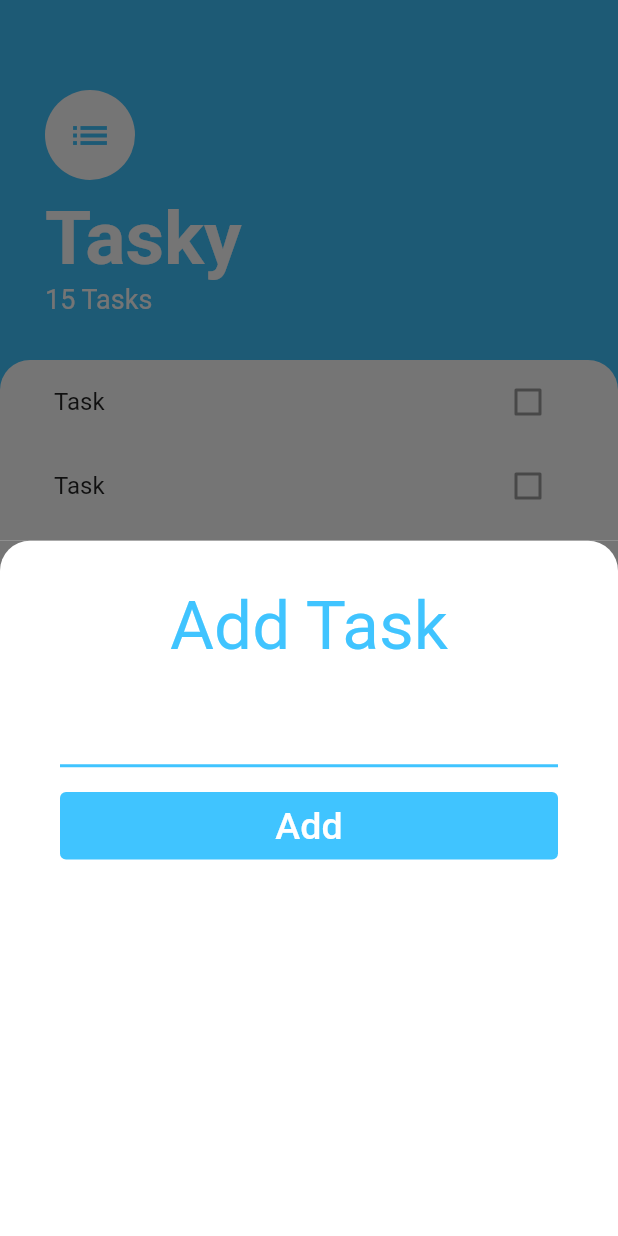
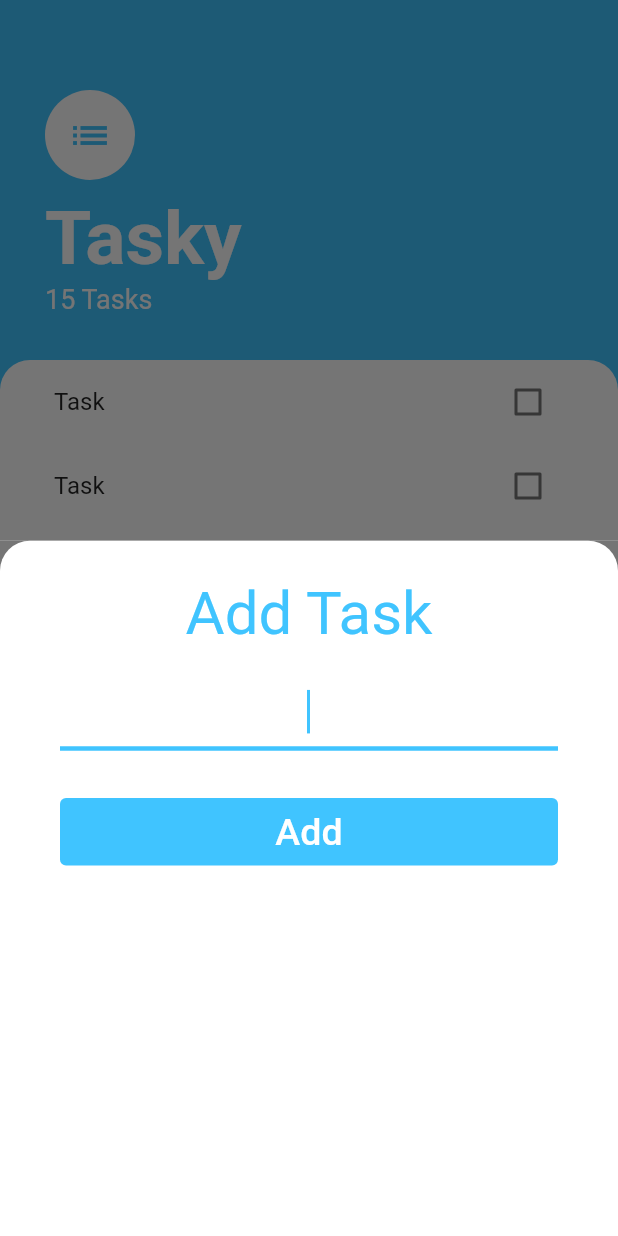
Before and after one commit to RedeemerNtumy/Tasky, a Flutter app: the screen it shows after launch, after a tap on the "add" icon, on a phone screen of 412 x 824 dp. Run offline on Flutter 3.47's test engine with Material 2 defaults, Android fonts, the light colour scheme and no system bars.

Commit message:
Touch another day

```diff
--- a/lib/screens/add_tasks_screen.dart
+++ b/lib/screens/add_tasks_screen.dart
@@ -11,13 +11,13 @@ class AddTask extends StatelessWidget {
           child: Column(
             children: [
               SizedBox(
-                height: 30,
+                height: 25,
               ),
               Text(
                 "Add Task",
                 style: TextStyle(
                   color: Colors.lightBlueAccent,
-                  fontSize: 45,
+                  fontSize: 40,
                   fontWeight: FontWeight.w400,
                 ),
               ),
@@ -27,6 +27,7 @@ class AddTask extends StatelessWidget {
               Padding(
                 padding: EdgeInsets.only(right: 40, left: 40),
                 child: TextField(
+                    autofocus: true,
                     cursorColor: Colors.lightBlueAccent,
                     textAlign: TextAlign.center,
                     style: TextStyle(
@@ -44,7 +45,7 @@ class AddTask extends StatelessWidget {
                     )),
               ),
               SizedBox(
-                height: 15,
+                height: 30,
               ),
               Container(
                 width: double.infinity,
--- a/lib/widgets/tasks.tile.dart
+++ b/lib/widgets/tasks.tile.dart
@@ -1,11 +1,44 @@
 import 'package:flutter/material.dart';
 
-class TaskTile extends StatelessWidget {
+class TaskTile extends StatefulWidget {
+  @override
+  _TaskTileState createState() => _TaskTileState();
+}
+
+class _TaskTileState extends State<TaskTile> {
+  bool isChecked = false;
+
+  void toggleCheckbox(bool currentCheckboxState) {
+    setState(() {
+      isChecked = currentCheckboxState;
+    });
+  }
+
   @override
   Widget build(BuildContext context) {
     return ListTile(
-      title: Text("Task"),
-      trailing: Checkbox(value: false, onChanged: null),
+      title: Text(
+        "Task",
+        style: TextStyle(
+            decoration: isChecked ? TextDecoration.lineThrough : null),
+      ),
+      trailing: TaskCheckbox(isChecked, toggleCheckbox),
     );
   }
 }
+
+class TaskCheckbox extends StatelessWidget {
+  final bool checkboxState;
+  final Function toggleCheckboxState;
+  TaskCheckbox(this.checkboxState, this.toggleCheckboxState);
+  @override
+  Widget build(BuildContext context) {
+    return Checkbox(
+        activeColor: Colors.lightBlueAccent,
+        value: checkboxState,
+        onChanged: (newValue) {
+          toggleCheckboxState;
+          print(checkboxState);
+        });
+  }
+}
```
